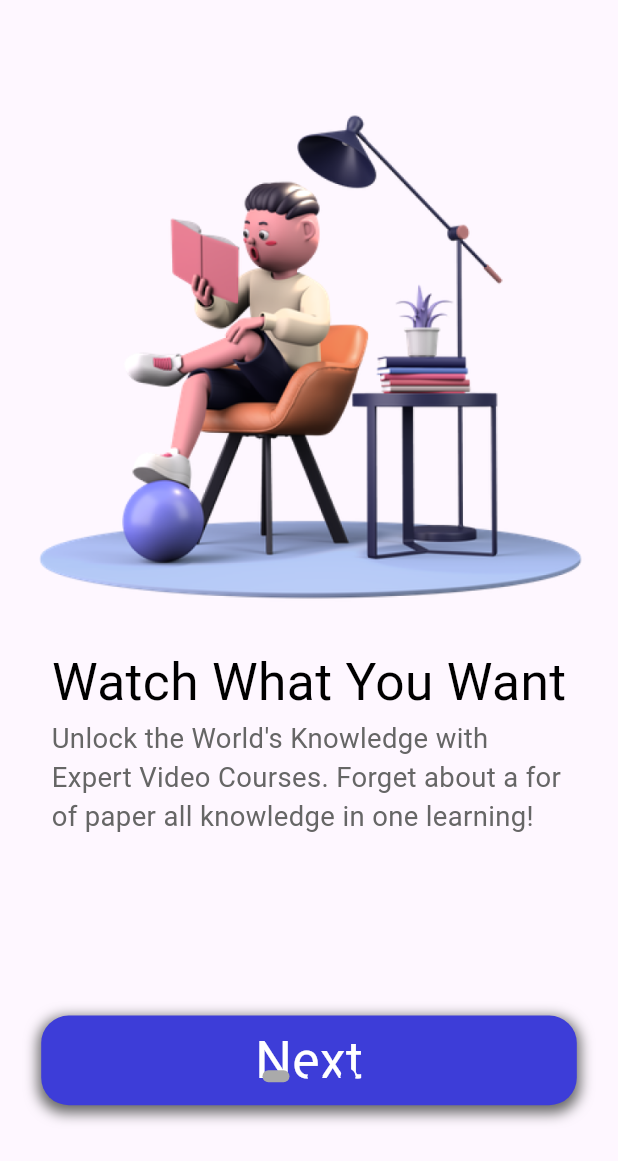
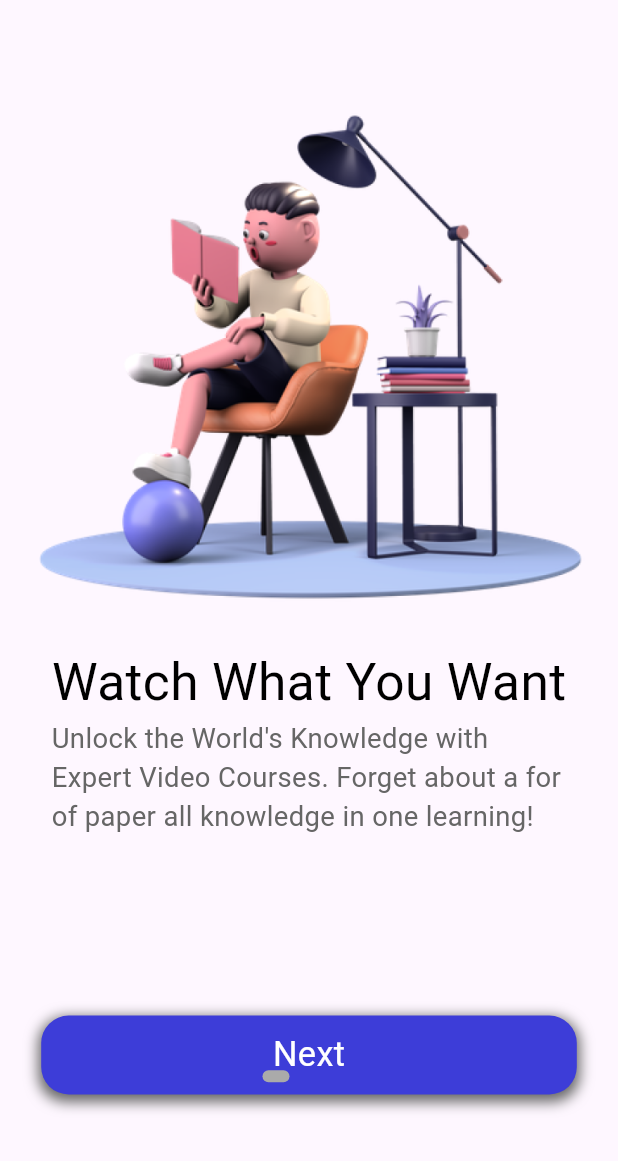
Before and after one commit to ADILAYOUB/MY-Teacher-Course, a Flutter app: the screen it shows after launch, on a phone screen of 412 x 824 dp. Shown: the top 1161 px of the screen. Run offline on Flutter 3.47's test engine with Material 2 defaults, Android fonts, the phone set to English and light mode, and no system bars; drawn by our look-alikes of dots_indicator; our stand-ins replace cloud_firestore, flutter_bloc, flutter_screenutil; accounts and stored records are empty.

Commit message:
updated button

```diff
--- a/lib/main.dart
+++ b/lib/main.dart
@@ -23,7 +23,7 @@ class MyApp extends StatelessWidget {
         ],
         child: ScreenUtilInit(
           builder: (context, child) => MaterialApp(
-            title: 'L-Techer',
+            title: 'L-Teacher',
             theme: ThemeData(
               colorScheme: ColorScheme.fromSeed(seedColor: Colors.deepPurple),
               useMaterial3: true,
--- a/lib/pages/welcome/welcome.dart
+++ b/lib/pages/welcome/welcome.dart
@@ -134,7 +134,7 @@ class _WelcomeState extends State<Welcome> {
           child: Container(
             margin: EdgeInsets.only(top: 100.h, left: 24.w, right: 24.w),
             width: 325.w,
-            height: 50.h,
+            height: 44.h,
             decoration: BoxDecoration(
                 color: AppColors.primaryElement,
                 borderRadius: BorderRadius.all(Radius.circular(16.w)),
@@ -150,7 +150,7 @@ class _WelcomeState extends State<Welcome> {
               child: Text(
                 buttonName,
                 style: TextStyle(
-                    fontSize: 30.sp,
+                    fontSize: 20.sp,
                     color: Colors.white,
                     fontWeight: FontWeight.normal),
               ),
```
